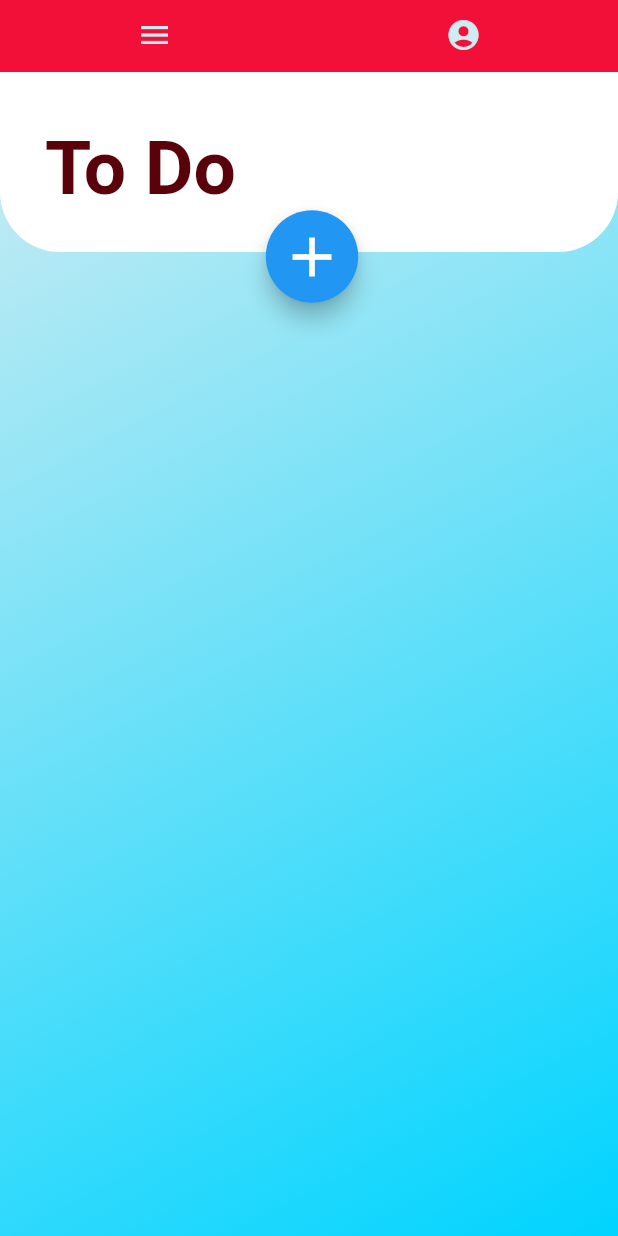
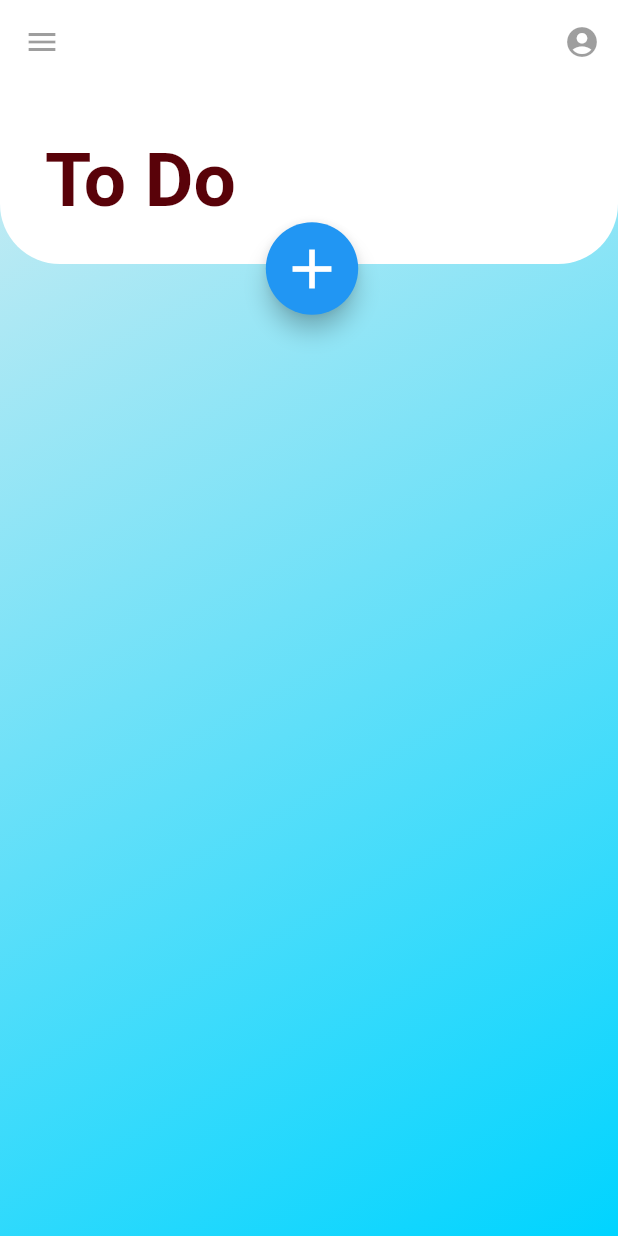
Before and after one commit to JemalAbdullahi/TodoApp, a Flutter app: the screen it shows after launch, on a phone screen of 412 x 824 dp. Run offline on Flutter 3.47's test engine with Material 2 defaults, Android fonts, the phone set to English and light mode, and no system bars; Roboto replaces fonts that are missing (Avenir).

Commit message:
App Bar created

```diff
--- a/lib/main.dart
+++ b/lib/main.dart
@@ -11,9 +11,7 @@ class MyApp extends StatelessWidget {
   Widget build(BuildContext context) {
     return MaterialApp(
       title: 'To Do List',
-      theme: ThemeData(
-        primaryColor: Color(0xffbf0426),
-      ),
+      //theme: ThemeData(primaryColor: Color(0xffbf0426)),
       home: HomePage(title: 'To Do App'),
     );
   }
@@ -35,19 +33,23 @@ class _HomePageState extends State<HomePage> {
       child: DefaultTabController(
         length: 2,
         child: new Scaffold(
-          appBar: new TabBar(
+          appBar: AppBar(
+            backgroundColor: Colors.white,
+            elevation: 0,
+            leading: IconButton(icon: Icon(Icons.menu), onPressed: null),
+            actions: <Widget>[
+              IconButton(icon: Icon(Icons.account_circle), onPressed: null)
+            ],
+          ),
+          /*bottomNavigationBar: new TabBar(
             tabs: [
-              Tab(
-                icon: new Icon(Icons.menu, color: lightBlue),
-              ),
-              Tab(
-                icon: new Icon(Icons.account_circle, color: lightBlue),
-              )
+              Tab(icon: new Icon(Icons.menu, color: lightBlue)),
+              Tab(icon: new Icon(Icons.account_circle, color: lightBlue))
             ],
             unselectedLabelColor: Colors.black,
             indicatorColor: Colors.transparent,
-          ),
-          backgroundColor: red,
+          ),*/
+          //backgroundColor: red,
           body: Container(
             child: TabBarView(children: [HomeTab(), TaskList()]),
           ),
```
